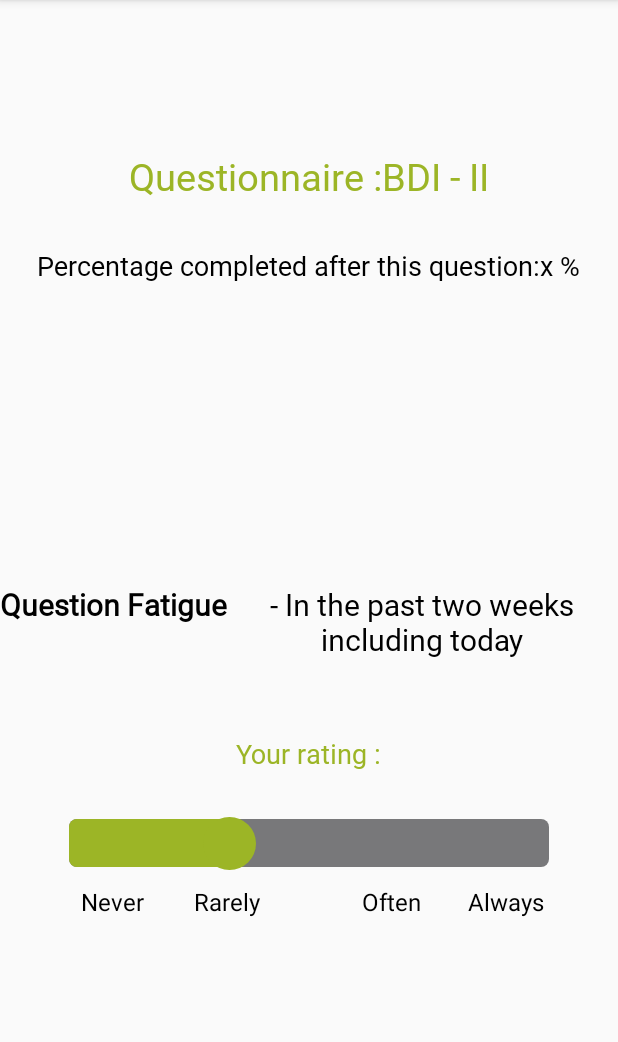
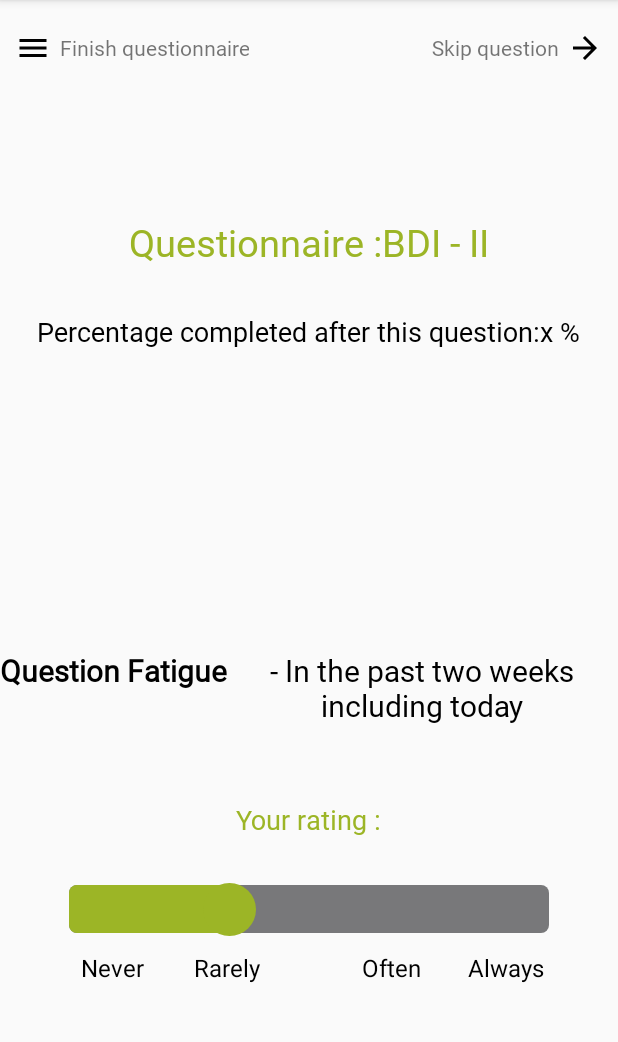
Before and after one commit to DART-Lab-LLUI/iProms, an Android app: the BDI_Activity screen opened directly, with no data from a screen before it, on a phone screen of 412 x 824 dp, the part 84-1126 px from its top. Run offline under Robolectric (Android 15) with nearby library versions, the phone set to English and light mode, and no system bars; 1 statement that could not run was skipped.

Commit message:
change position of skip question and end questionaire

```diff
--- a/app/build.gradle
+++ b/app/build.gradle
@@ -83,8 +83,9 @@ android {
 dependencies {
 
     implementation 'androidx.appcompat:appcompat:1.6.1'
-    implementation 'com.google.android.material:material:1.5.0'
     implementation 'androidx.constraintlayout:constraintlayout:2.1.4'
+    implementation 'com.google.android.material:material:1.9.0'
+
     testImplementation 'junit:junit:4.13.2'
     androidTestImplementation 'androidx.test.ext:junit:1.1.5'
     androidTestImplementation 'androidx.test.espresso:espresso-core:3.5.1'
--- /dev/null
+++ b/app/src/main/res/drawable/forward_arrow.xml
@@ -0,0 +1,5 @@
+<vector xmlns:android="http://schemas.android.com/apk/res/android" android:autoMirrored="true" android:height="24dp" android:tint="#000000" android:viewportHeight="24" android:viewportWidth="24" android:width="24dp">
+
+    <path android:fillColor="@android:color/white" android:pathData="M12,4l-1.41,1.41L16.17,11H4v2h12.17l-5.58,5.59L12,20l8,-8z"/>
+
+</vector>
--- /dev/null
+++ b/app/src/main/res/drawable/menu.xml
@@ -0,0 +1,5 @@
+<vector xmlns:android="http://schemas.android.com/apk/res/android" android:height="24dp" android:tint="#000000" android:viewportHeight="24" android:viewportWidth="24" android:width="24dp">
+
+    <path android:fillColor="@android:color/white" android:pathData="M3,18h18v-2L3,16v2zM3,13h18v-2L3,11v2zM3,6v2h18L21,6L3,6z"/>
+
+</vector>
--- a/app/src/main/res/layout/activity_bdi.xml
+++ b/app/src/main/res/layout/activity_bdi.xml
@@ -6,7 +6,50 @@
     android:layout_height="match_parent"
     tools:context=".Views.BDI_Activity">
 
+    <androidx.constraintlayout.widget.ConstraintLayout
+        android:id="@+id/functionalBtn"
+        android:layout_width="match_parent"
+        android:layout_height="wrap_content"
+        android:layout_marginHorizontal="10dp"
+        android:orientation="horizontal"
+        android:layout_marginTop="20dp"
+        >
+
+        <TextView
+            android:id="@+id/btnSkipQuestionnaire"
+            android:layout_width="wrap_content"
+            android:layout_height="wrap_content"
+            android:clickable="true"
+            android:fontFamily="@font/montserratregular"
+            android:text="@string/btn_finish_questionnaire"
+            android:visibility="visible"
+            android:drawablePadding="5dp"
+            android:gravity="center"
+            app:drawableStartCompat="@drawable/menu"
+            app:layout_constraintBottom_toBottomOf="parent"
+            app:layout_constraintStart_toStartOf="parent"
+            app:layout_constraintTop_toTopOf="parent" />
+
+        <TextView
+            android:gravity="center"
+            android:id="@+id/btnSkip"
+            android:layout_width="wrap_content"
+            android:layout_height="wrap_content"
+            android:clickable="true"
+            android:fontFamily="@font/montserratregular"
+            android:text="@string/btn_skip_question"
+            android:visibility="visible"
+            app:drawableEndCompat="@drawable/forward_arrow"
+            android:drawablePadding="5dp"
+            app:layout_constraintBottom_toBottomOf="parent"
+            app:layout_constraintEnd_toEndOf="parent"
+            app:layout_constraintTop_toTopOf="parent" />
+
+    </androidx.constraintlayout.widget.ConstraintLayout>
+
+
     <LinearLayout
+        android:layout_below="@id/functionalBtn"
         android:layout_width="wrap_content"
         android:layout_height="wrap_content"
         android:orientation="horizontal"
@@ -215,31 +258,4 @@
         android:fontFamily="@font/montserratregular"
         android:text="@string/btn_confirm"/>
 
-    <Button
-        android:layout_width="wrap_content"
-        android:layout_height="wrap_content"
-        android:id="@+id/btnSkip"
-        android:layout_below="@id/btnConfirm"
-        android:layout_alignParentRight="true"
-        android:layout_marginTop="10dp"
-        android:layout_marginRight="50dp"
-        android:background="@drawable/bg_circle_button"
-        android:visibility="visible"
-        android:fontFamily="@font/montserratregular"
-        android:text="@string/btn_skip_question"/>
-
-
-    <Button
-        android:layout_width="wrap_content"
-        android:layout_height="wrap_content"
-        android:id="@+id/btnSkipQuestionnaire"
-        android:layout_below="@id/btnConfirm"
-        android:layout_alignParentStart="true"
-        android:layout_marginTop="10dp"
-        android:layout_marginStart="50dp"
-        android:background="@drawable/bg_circle_button"
-        android:visibility="visible"
-        android:fontFamily="@font/montserratregular"
-        android:text="@string/btn_finish_questionnaire"/>
-
 </RelativeLayout>
```
Also changed, not shown: app/src/main/res/layout/activity_depression_anxiety.xml (+41 -29 lines), app/src/main/res/layout/activity_fatigue_questionnaire.xml (+41 -28 lines), app/src/main/res/layout/activity_fsmcactivity.xml (+41 -27 lines), app/src/main/res/layout/activity_promis.xml (+41 -28 lines), app/src/main/res/layout/activity_qualityof_life.xml (+41 -29 lines), app/src/main/res/layout/activity_sleep.xml (+41 -29 lines), 1 other file.
